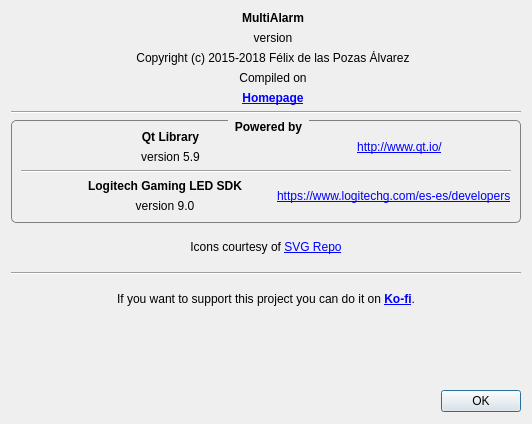
Qt form AboutDialog.ui (FelixdelasPozas/MultiAlarm) before a commit.
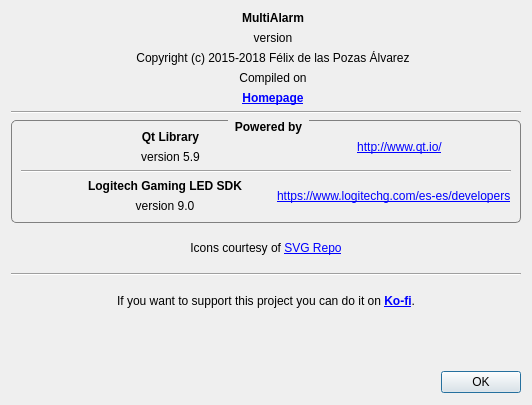
The same form after that commit. Icons and pictures are not drawn. Custom widgets are drawn as their Qt base class.

Commit message: Made Ko-fi logo smaller.

Diff of the .ui file:
```diff
--- a/AboutDialog.ui
+++ b/AboutDialog.ui
@@ -7,19 +7,19 @@
     <x>0</x>
     <y>0</y>
     <width>532</width>
-    <height>424</height>
+    <height>405</height>
    </rect>
   </property>
   <property name="minimumSize">
    <size>
     <width>532</width>
-    <height>424</height>
+    <height>405</height>
    </size>
   </property>
   <property name="maximumSize">
    <size>
     <width>532</width>
-    <height>424</height>
+    <height>405</height>
    </size>
   </property>
   <property name="windowTitle">
@@ -390,15 +390,6 @@
      </item>
      <item>
       <widget class="Utils::ClickableHoverLabel" name="m_kofiLabel">
-       <property name="minimumSize">
-        <size>
-         <width>0</width>
-         <height>60</height>
-        </size>
-       </property>
-       <property name="toolTip">
-        <string>Thank you for your support!</string>
-       </property>
        <property name="text">
         <string/>
        </property>
```
Left out of the diff: 3 changed lines with no effect on the pictures. The commit also changes 1 other file.
